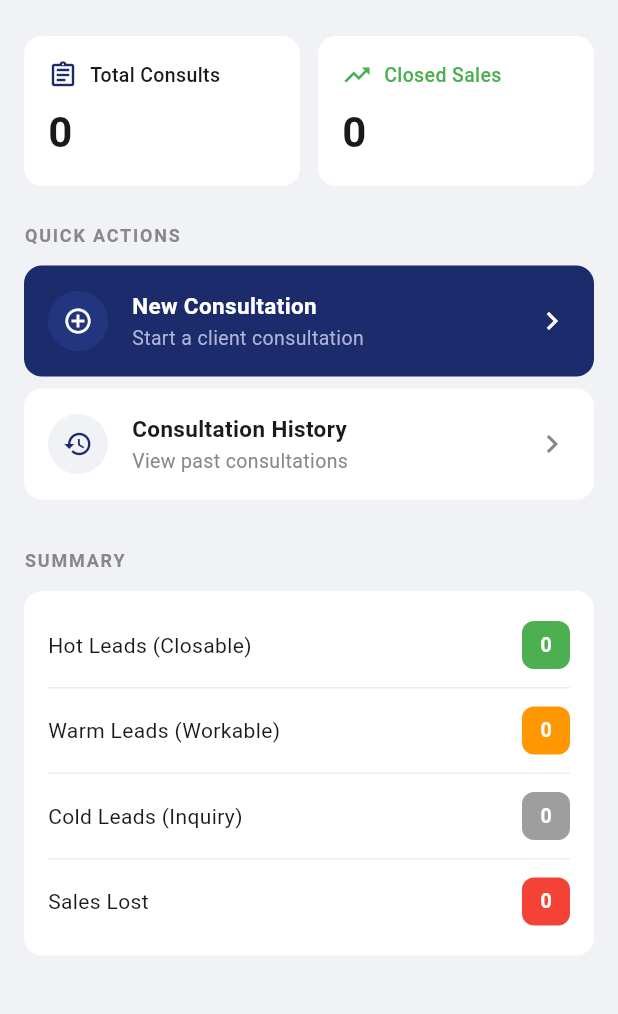
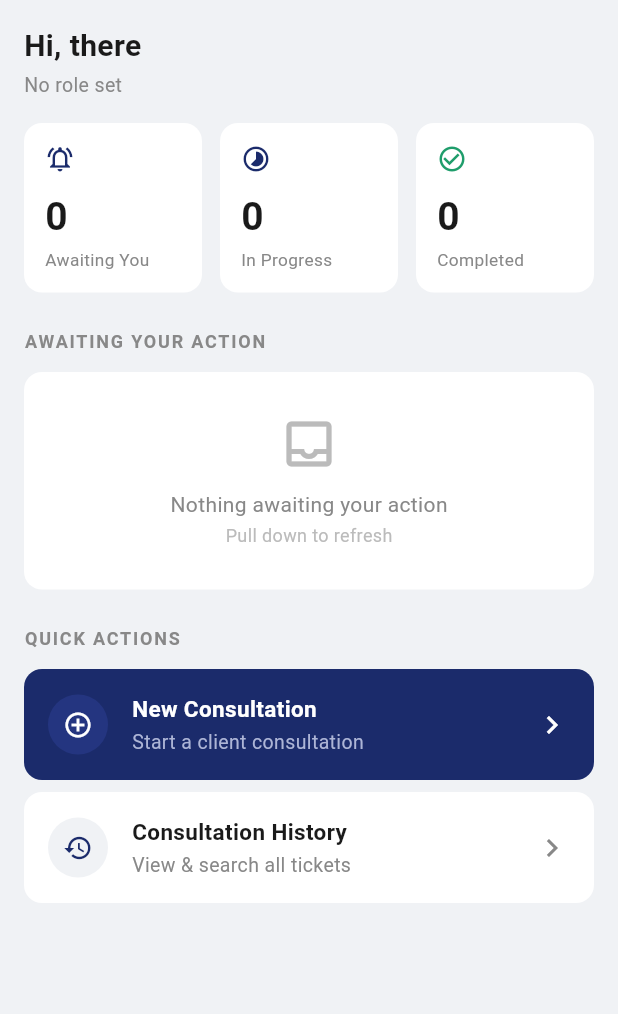
Before and after one commit to Dyle-Amby/apollo_solar_consultation_app, a Flutter app: the DashboardPage screen opened directly, on a phone screen of 412 x 824 dp, the part 84-1098 px from its top. Run offline on Flutter 3.47's test engine with Material 3 defaults, Android fonts, the phone set to English and light mode, and no system bars; our stand-ins replace flutter_map, geolocator, latlong2; network calls fail.

Commit message:
updated dashboard to fit account roles

```diff
--- a/lib/screens/home/dashboard.dart
+++ b/lib/screens/home/dashboard.dart
@@ -1,6 +1,19 @@
+import 'package:flutter/material.dart';
+import 'package:apollo_solar_consultation_app/services/session.dart';
+import 'package:apollo_solar_consultation_app/services/booking_service.dart';
+import 'package:apollo_solar_consultation_app/services/ticket_pipeline.dart';
 import 'package:apollo_solar_consultation_app/screens/home/consultation/consultation_flow.dart';
+// NOTE: match these import names to your actual filenames.
 import 'package:apollo_solar_consultation_app/screens/auth/login.dart';
-import 'package:flutter/material.dart';
+import 'package:apollo_solar_consultation_app/screens/home/consultation/consultation_history.dart';
+import 'package:apollo_solar_consultation_app/screens/home/consultation/consultation_ticket.dart';
+
+const _navy = Color(0xFF1B2B6B);
+const _gold = Color(0xFFC8A200);
+const _green = Color(0xFF1F9D6B);
+const _grey = Color(0xFF888888);
+
+Color _roleColor(String r) => {'sales': _navy, 'hos': _gold, 'eng': _green}[r] ?? _navy;
 
 class DashboardPage extends StatefulWidget {
   const DashboardPage({Key? key}) : super(key: key);
@@ -10,256 +23,272 @@ class DashboardPage extends StatefulWidget {
 }
 
 class _DashboardPageState extends State<DashboardPage> {
+  bool _loading = true;
+  List<Map<String, dynamic>> _all = [];
 
-  // Dummy data - will be replaced with real API data later
-  int totalConsults = 0;
-  int closedSales = 0;
-  int hotLeads = 0;
-  int warmLeads = 0;
-  int coldLeads = 0;
-  int salesLost = 0;
+  // derived counts
+  int _awaiting = 0;
+  int _inProgress = 0;
+  int _completed = 0;
+  // tickets whose current step is owned by my role
+  final List<Map<String, dynamic>> _pending = [];
+
+  @override
+  void initState() {
+    super.initState();
+    _load();
+  }
+
+  Future<void> _load() async {
+    setState(() => _loading = true);
+    final items = await BookingService.listBookings();
+
+    int awaiting = 0, inProgress = 0, completed = 0;
+    final pending = <Map<String, dynamic>>[];
+    final myRole = Session.role;
+
+    for (final b in items) {
+      final step = ticketCurrentStep(b['events']);
+      if (step == null) {
+        completed++;
+      } else {
+        inProgress++;
+        if (myRole.isNotEmpty && step.owner == myRole) {
+          awaiting++;
+          pending.add({'booking': b, 'step': step});
+        }
+      }
+    }
+
+    if (!mounted) return;
+    setState(() {
+      _all = items;
+      _awaiting = awaiting;
+      _inProgress = inProgress;
+      _completed = completed;
+      _pending
+        ..clear()
+        ..addAll(pending);
+      _loading = false;
+    });
+  }
+
+  void _logout() {
+    Session.clear();
+    Navigator.pushReplacement(
+      context,
+      MaterialPageRoute(builder: (context) => const LoginScreen()),
+    );
+  }
 
   @override
   Widget build(BuildContext context) {
+    final role = Session.role;
+    final isEng = role == 'eng';
+
     return Scaffold(
       backgroundColor: const Color(0xFFF0F2F5),
-
-      // Header
       appBar: AppBar(
-        backgroundColor: const Color(0xFF1B2B6B),
+        backgroundColor: _navy,
         elevation: 0,
         automaticallyImplyLeading: false,
         title: Row(
           children: [
             Container(
-              width: 36,
-              height: 36,
-              decoration: BoxDecoration(
-                color: const Color(0xFF243580),
-                borderRadius: BorderRadius.circular(18),
-              ),
-              child: const Icon(
-                Icons.wb_sunny_outlined,
-                color: Color(0xFFE8830A),
-                size: 20,
-              ),
+              width: 36, height: 36,
+              decoration: BoxDecoration(color: const Color(0xFF243580), borderRadius: BorderRadius.circular(18)),
+              child: const Icon(Icons.wb_sunny_outlined, color: Color(0xFFE8830A), size: 20),
             ),
             const SizedBox(width: 12),
             const Column(
               crossAxisAlignment: CrossAxisAlignment.start,
               children: [
-                Text(
-                  'Apollo Solar',
-                  style: TextStyle(
-                    color: Colors.white,
-                    fontSize: 16,
-                    fontWeight: FontWeight.bold,
-                  ),
-                ),
-                Text(
-                  'Ventures',
-                  style: TextStyle(
-                    color: Color(0xFFADB5D6),
-                    fontSize: 12,
-                  ),
-                ),
+                Text('Apollo Solar', style: TextStyle(color: Colors.white, fontSize: 16, fontWeight: FontWeight.bold)),
+                Text('Ventures', style: TextStyle(color: Color(0xFFADB5D6), fontSize: 12)),
               ],
             ),
           ],
         ),
         actions: [
-          IconButton(
-            icon: const Icon(
-              Icons.logout,
-              color: Colors.white,
-            ),
-            onPressed: () {
-              Navigator.pushReplacement(
-                context,
-                MaterialPageRoute(
-                  builder: (context) => const LoginScreen(),
-                ),
-              );
-            },
-          ),
+          IconButton(icon: const Icon(Icons.logout, color: Colors.white), onPressed: _logout),
         ],
       ),
+      body: _loading
+          ? const Center(child: CircularProgressIndicator(color: _navy))
+          : RefreshIndicator(
+              onRefresh: _load,
+              child: SingleChildScrollView(
+                physics: const AlwaysScrollableScrollPhysics(),
+                padding: const EdgeInsets.all(16),
+                child: Column(
+                  crossAxisAlignment: CrossAxisAlignment.start,
+                  children: [
+                    _greeting(role),
+                    const SizedBox(height: 16),
 
-      body: SingleChildScrollView(
-        padding: const EdgeInsets.all(16),
-        child: Column(
-          crossAxisAlignment: CrossAxisAlignment.start,
-          children: [
+                    // Stats
+                    Row(
+                      children: [
+                        Expanded(child: _statCard(Icons.notifications_active_outlined, _roleColor(role), 'Awaiting You', _awaiting)),
+                        const SizedBox(width: 12),
+                        Expanded(child: _statCard(Icons.timelapse, _navy, 'In Progress', _inProgress)),
+                        const SizedBox(width: 12),
+                        Expanded(child: _statCard(Icons.check_circle_outline, _green, 'Completed', _completed)),
+                      ],
+                    ),
+                    const SizedBox(height: 24),
 
-            const SizedBox(height: 8),
+                    // Pending approvals
+                    const Text('AWAITING YOUR ACTION',
+                        style: TextStyle(color: _grey, fontSize: 12, fontWeight: FontWeight.w600, letterSpacing: 1.2)),
+                    const SizedBox(height: 12),
+                    if (_pending.isEmpty) _emptyPending() else ..._pending.map(_pendingCard),
 
-            // Stats row
-            Row(
-              children: [
-                Expanded(
-                  child: _statCard(
-                    icon: Icons.assignment_outlined,
-                    iconColor: const Color(0xFF1B2B6B),
-                    label: 'Total Consults',
-                    value: totalConsults,
-                    labelColor: const Color(0xFF1A1A1A),
-                  ),
+                    const SizedBox(height: 24),
+
+                    // Quick actions
+                    const Text('QUICK ACTIONS',
+                        style: TextStyle(color: _grey, fontSize: 12, fontWeight: FontWeight.w600, letterSpacing: 1.2)),
+                    const SizedBox(height: 12),
+                    if (!isEng) ...[
+                      _actionCard(
+                        icon: Icons.add_circle_outline,
+                        title: 'New Consultation',
+                        subtitle: 'Start a client consultation',
+                        filled: true,
+                        onTap: () async {
+                          await Navigator.push(context, MaterialPageRoute(builder: (_) => const ConsultationFlow()));
+                          _load();
+                        },
+                      ),
+                      const SizedBox(height: 8),
+                    ],
+                    _actionCard(
+                      icon: Icons.history,
+                      title: 'Consultation History',
+                      subtitle: 'View & search all tickets',
+                      filled: false,
+                      onTap: () async {
+                        await Navigator.push(context, MaterialPageRoute(builder: (_) => const ConsultationHistoryScreen()));
+                        _load();
+                      },
+                    ),
+                    const SizedBox(height: 24),
+                  ],
                 ),
-                const SizedBox(width: 12),
-                Expanded(
-                  child: _statCard(
-                    icon: Icons.trending_up,
-                    iconColor: Colors.green,
-                    label: 'Closed Sales',
-                    value: closedSales,
-                    labelColor: Colors.green,
-                  ),
-                ),
-              ],
-            ),
-
-            const SizedBox(height: 24),
-
-            // Quick Actions label
-            const Text(
-              'QUICK ACTIONS',
-              style: TextStyle(
-                color: Color(0xFF888888),
-                fontSize: 12,
-                fontWeight: FontWeight.w600,
-                letterSpacing: 1.2,
               ),
             ),
+    );
+  }
 
-            const SizedBox(height: 12),
+  Widget _greeting(String role) {
+    final name = Session.name.isEmpty ? 'there' : Session.name;
+    return Row(
+      children: [
+        Expanded(
+          child: Column(
+            crossAxisAlignment: CrossAxisAlignment.start,
+            children: [
+              Text('Hi, $name', style: const TextStyle(color: Color(0xFF1A1A1A), fontSize: 20, fontWeight: FontWeight.bold)),
+              const SizedBox(height: 2),
+              Text(role.isEmpty ? 'No role set' : 'Signed in as ${roleLabel(role)}',
+                  style: const TextStyle(color: _grey, fontSize: 13)),
+            ],
+          ),
+        ),
+        if (role.isNotEmpty)
+          Container(
+            padding: const EdgeInsets.symmetric(horizontal: 11, vertical: 6),
+            decoration: BoxDecoration(color: _roleColor(role).withOpacity(0.12), borderRadius: BorderRadius.circular(20)),
+            child: Text(roleLabel(role),
+                style: TextStyle(color: _roleColor(role), fontSize: 12, fontWeight: FontWeight.w700)),
+          ),
+      ],
+    );
+  }
 
-            // New Consultation - filled navy
-            _actionCard(
-              icon: Icons.add_circle_outline,
-              title: 'New Consultation',
-              subtitle: 'Start a client consultation',
-              filled: true,
-              onTap: () {
-                Navigator.push(
-                  context,
-                  MaterialPageRoute(
-                    builder: (context) => const ConsultationFlow(),
+  Widget _statCard(IconData icon, Color color, String label, int value) {
+    return Container(
+      padding: const EdgeInsets.all(14),
+      decoration: BoxDecoration(color: Colors.white, borderRadius: BorderRadius.circular(12)),
+      child: Column(
+        crossAxisAlignment: CrossAxisAlignment.start,
+        children: [
+          Icon(icon, color: color, size: 20),
+          const SizedBox(height: 10),
+          Text('$value', style: const TextStyle(fontSize: 26, fontWeight: FontWeight.bold, color: Color(0xFF1A1A1A))),
+          const SizedBox(height: 2),
+          Text(label, style: const TextStyle(color: _grey, fontSize: 11.5)),
+        ],
+      ),
+    );
+  }
+
+  Widget _emptyPending() {
+    return Container(
+      width: double.infinity,
+      padding: const EdgeInsets.symmetric(vertical: 28),
+      decoration: BoxDecoration(color: Colors.white, borderRadius: BorderRadius.circular(12)),
+      child: const Column(
+        children: [
+          Icon(Icons.inbox_outlined, size: 40, color: Color(0xFFBBBBBB)),
+          SizedBox(height: 10),
+          Text('Nothing awaiting your action', style: TextStyle(color: _grey, fontSize: 14)),
+          SizedBox(height: 2),
+          Text('Pull down to refresh', style: TextStyle(color: Color(0xFFBBBBBB), fontSize: 12)),
+        ],
+      ),
+    );
+  }
+
+  Widget _pendingCard(Map<String, dynamic> entry) {
+    final b = entry['booking'] as Map<String, dynamic>;
+    final step = entry['step'] as TicketStep;
+    final client = '${b['client'] ?? ''}'.isEmpty ? 'Walk-in lead' : '${b['client']}';
+    return GestureDetector(
+      onTap: () async {
+        await Navigator.push(context, MaterialPageRoute(builder: (_) => ConsultationTicketScreen(booking: b)));
+        _load();
+      },
+      child: Container(
+        margin: const EdgeInsets.only(bottom: 10),
+        padding: const EdgeInsets.all(14),
+        decoration: BoxDecoration(
+          color: Colors.white,
+          borderRadius: BorderRadius.circular(12),
+          border: Border(left: BorderSide(color: _roleColor(step.owner), width: 4)),
+        ),
+        child: Row(
+          children: [
+            Expanded(
+              child: Column(
+                crossAxisAlignment: CrossAxisAlignment.start,
+                children: [
+                  Text(client, style: const TextStyle(color: _navy, fontSize: 15, fontWeight: FontWeight.bold)),
+                  const SizedBox(height: 2),
+                  Text('${b['ref'] ?? ''}', style: const TextStyle(color: _grey, fontSize: 11.5, fontWeight: FontWeight.w600)),
+                  const SizedBox(height: 6),
+                  Row(
+                    children: [
+                      const Icon(Icons.pending_actions, size: 14, color: _gold),
+                      const SizedBox(width: 6),
+                      Expanded(
+                        child: Text('Needs: ${step.label}',
+                            style: const TextStyle(color: Color(0xFF555555), fontSize: 12.5),
+                            overflow: TextOverflow.ellipsis),
+                      ),
+                    ],
                   ),
-                );
-              },
-            ),
-
-            const SizedBox(height: 8),
-
-            // Consultation History
-            _actionCard(
-              icon: Icons.history,
-              title: 'Consultation History',
-              subtitle: 'View past consultations',
-              filled: false,
-              onTap: () {},
-            ),
-
-            const SizedBox(height: 8),
-            /*
-            // Admin Dashboard
-            _actionCard(
-              icon: Icons.people_outline,
-              title: 'Admin Dashboard',
-              subtitle: 'Manage sales agents',
-              filled: false,
-              onTap: () {},
-            ),
-            */
-            const SizedBox(height: 24),
-
-            // Summary label
-            const Text(
-              'SUMMARY',
-              style: TextStyle(
-                color: Color(0xFF888888),
-                fontSize: 12,
-                fontWeight: FontWeight.w600,
-                letterSpacing: 1.2,
-              ),
-            ),
-
-            const SizedBox(height: 12),
-
-            // Summary card
-            Container(
-              width: double.infinity,
-              padding: const EdgeInsets.symmetric(vertical: 8),
-              decoration: BoxDecoration(
-                color: Colors.white,
-                borderRadius: BorderRadius.circular(12),
-              ),
-              child: Column(
-                children: [
-                  _summaryRow('Hot Leads (Closable)', hotLeads, Colors.green),
-                  _divider(),
-                  _summaryRow('Warm Leads (Workable)', warmLeads, Colors.orange),
-                  _divider(),
-                  _summaryRow('Cold Leads (Inquiry)', coldLeads, Colors.grey),
-                  _divider(),
-                  _summaryRow('Sales Lost', salesLost, Colors.red),
                 ],
               ),
             ),
-
-            const SizedBox(height: 24),
+            const Icon(Icons.chevron_right, color: _grey),
           ],
         ),
       ),
     );
   }
 
-  // Stat card widget
-  Widget _statCard({
-    required IconData icon,
-    required Color iconColor,
-    required String label,
-    required int value,
-    required Color labelColor,
-  }) {
-    return Container(
-      padding: const EdgeInsets.all(16),
-      decoration: BoxDecoration(
-        color: Colors.white,
-        borderRadius: BorderRadius.circular(12),
-      ),
-      child: Column(
-        crossAxisAlignment: CrossAxisAlignment.start,
-        children: [
-          Row(
-            children: [
-              Icon(icon, color: iconColor, size: 20),
-              const SizedBox(width: 8),
-              Text(
-                label,
-                style: TextStyle(
-                  color: labelColor,
-                  fontSize: 13,
-                  fontWeight: FontWeight.w500,
-                ),
-              ),
-            ],
-          ),
-          const SizedBox(height: 8),
-          Text(
-            '$value',
-            style: const TextStyle(
-              fontSize: 28,
-              fontWeight: FontWeight.bold,
-              color: Color(0xFF1A1A1A),
-            ),
-          ),
-        ],
-      ),
-    );
-  }
-
-  // Action card widget
   Widget _actionCard({
     required IconData icon,
     required String title,
@@ -272,106 +301,34 @@ class _DashboardPageState extends State<DashboardPage> {
       child: Container(
         padding: const EdgeInsets.all(16),
         decoration: BoxDecoration(
-          color: filled ? const Color(0xFF1B2B6B) : Colors.white,
+          color: filled ? _navy : Colors.white,
           borderRadius: BorderRadius.circular(12),
         ),
         child: Row(
           children: [
             Container(
-              width: 40,
-              height: 40,
+              width: 40, height: 40,
               decoration: BoxDecoration(
-                color: filled
-                    ? const Color(0xFF243580)
-                    : const Color(0xFFF0F2F5),
+                color: filled ? const Color(0xFF243580) : const Color(0xFFF0F2F5),
                 borderRadius: BorderRadius.circular(20),
               ),
-              child: Icon(
-                icon,
-                color: filled ? Colors.white : const Color(0xFF1B2B6B),
-                size: 20,
-              ),
+              child: Icon(icon, color: filled ? Colors.white : _navy, size: 20),
             ),
             const SizedBox(width: 16),
             Expanded(
               child: Column(
                 crossAxisAlignment: CrossAxisAlignment.start,
                 children: [
-                  Text(
-                    title,
-                    style: TextStyle(
-                      color: filled ? Colors.white : const Color(0xFF1A1A1A),
-                      fontSize: 15,
-                      fontWeight: FontWeight.w600,
-                    ),
-                  ),
+                  Text(title, style: TextStyle(color: filled ? Colors.white : const Color(0xFF1A1A1A), fontSize: 15, fontWeight: FontWeight.w600)),
                   const SizedBox(height: 2),
-                  Text(
-                    subtitle,
-                    style: TextStyle(
-                      color: filled
-                          ? const Color(0xFFADB5D6)
-                          : const Color(0xFF888888),
-                      fontSize: 13,
-                    ),
-                  ),
+                  Text(subtitle, style: TextStyle(color: filled ? const Color(0xFFADB5D6) : _grey, fontSize: 13)),
                 ],
               ),
             ),
-            Icon(
-              Icons.chevron_right,
-              color: filled ? Colors.white : const Color(0xFF888888),
-            ),
+            Icon(Icons.chevron_right, color: filled ? Colors.white : _grey),
           ],
         ),
       ),
     );
   }
-
-  // Summary row widget
-  Widget _summaryRow(String label, int value, Color badgeColor) {
-    return Padding(
-      padding: const EdgeInsets.symmetric(horizontal: 16, vertical: 12),
-      child: Row(
-        mainAxisAlignment: MainAxisAlignment.spaceBetween,
-        children: [
-          Text(
-            label,
-            style: const TextStyle(
-              color: Color(0xFF1A1A1A),
-              fontSize: 14,
-            ),
-          ),
-          Container(
-            width: 32,
-            height: 32,
-            decoration: BoxDecoration(
-              color: badgeColor,
-              borderRadius: BorderRadius.circular(8),
-            ),
-            child: Center(
-              child: Text(
-                '$value',
-                style: const TextStyle(
-                  color: Colors.white,
-                  fontWeight: FontWeight.bold,
-                  fontSize: 13,
-                ),
-              ),
-            ),
-          ),
-        ],
-      ),
-    );
-  }
-
-  // Divider between summary rows
-  Widget _divider() {
-    return const Divider(
-      height: 1,
-      indent: 16,
-      endIndent: 16,
-      color: Color(0xFFEEEEEE),
-    );
-  }
 }
```
Also changed, not shown: lib/services/ticket_pipeline.dart (added, +89 -0 lines).
